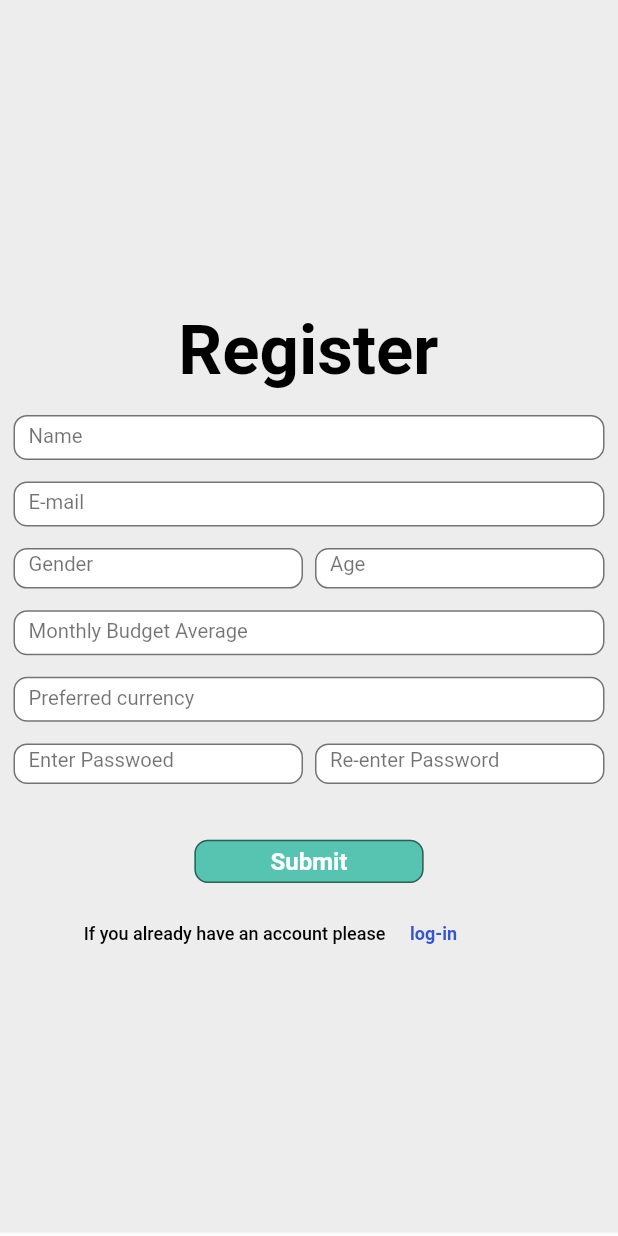
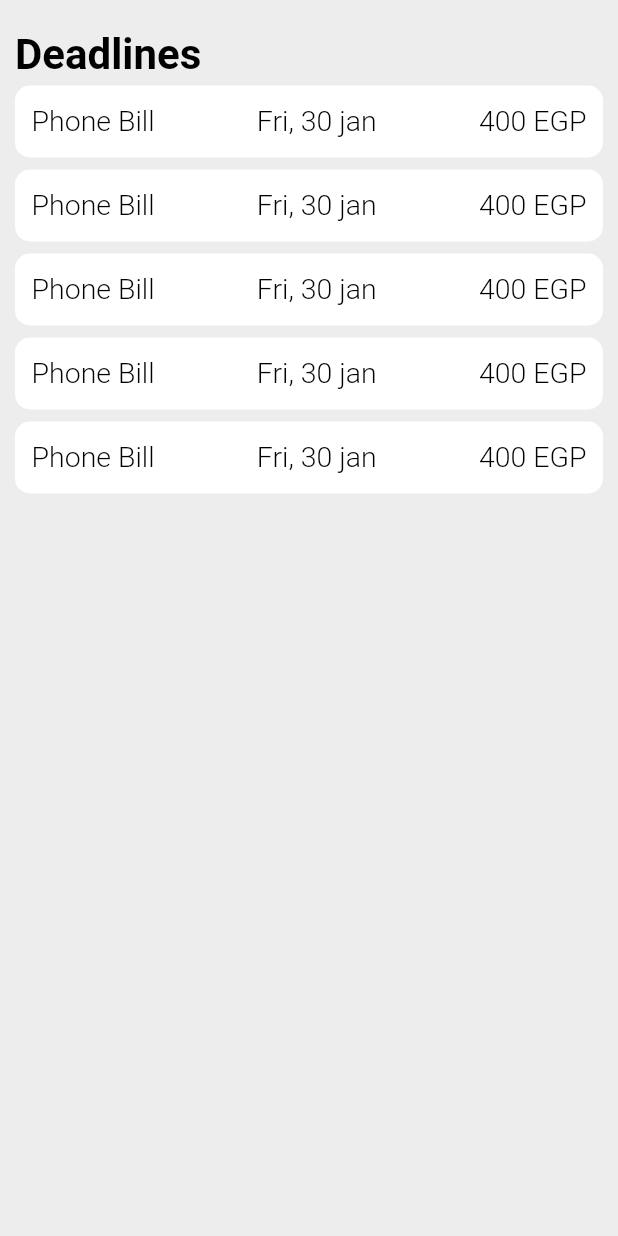
Before and after one commit to GraduationProjectFCI/Budget_Plannner_Mobile, a Flutter app: the screen it shows after launch, on a phone screen of 412 x 824 dp. Run offline on Flutter 3.47's test engine with Material 2 defaults, Android fonts, the phone set to English and light mode, and no system bars.

Commit message:
Add deadlines screen

```diff
--- a/lib/main.dart
+++ b/lib/main.dart
@@ -1,3 +1,4 @@
+import 'package:budget_planner_app/view/screens/deadlines_screen.dart';
 import 'package:budget_planner_app/view/screens/profile_screen.dart';
 import 'package:budget_planner_app/view/screens/register_screen.dart';
 import 'package:flutter/material.dart';
@@ -20,7 +21,7 @@ class MyApp extends StatelessWidget {
       theme: ThemeData(
         primarySwatch: Colors.blue,
       ),
-      home: RegisterScreen(),
+      home: DeadlinesScreen(),
     );
   }
 }
--- /dev/null
+++ b/lib/view/screens/deadlines_screen.dart
@@ -0,0 +1,106 @@
+import 'package:budget_planner_app/constants/appcolor.dart';
+import 'package:flutter/material.dart';
+
+class DeadlinesScreen extends StatelessWidget {
+  const DeadlinesScreen({super.key});
+
+  @override
+  Widget build(BuildContext context) {
+    return Scaffold(
+      backgroundColor: AppColor.backgroundColor,
+      body: SafeArea(
+        child: Container(
+          margin:
+              const EdgeInsets.only(left: 10, right: 10, top: 16, bottom: 16),
+          child: SingleChildScrollView(
+            child: Column(
+              children: [
+                Row(
+                  children: const [
+                    Text(
+                      'Deadlines',
+                      style: TextStyle(
+                        fontSize: 28,
+                        fontWeight: FontWeight.w700,
+                        height: 1.115 * 1.2,
+                        color: Color(0xff000000),
+                      ),
+                    ),
+                  ],
+                ),
+                CustomContainer(
+                    label: 'Phone Bill', date: 'Fri, 30 jan', money: '400'),
+                CustomContainer(
+                    label: 'Phone Bill', date: 'Fri, 30 jan', money: '400'),
+                CustomContainer(
+                    label: 'Phone Bill', date: 'Fri, 30 jan', money: '400'),
+                CustomContainer(
+                    label: 'Phone Bill', date: 'Fri, 30 jan', money: '400'),
+                CustomContainer(
+                    label: 'Phone Bill', date: 'Fri, 30 jan', money: '400'),
+              ],
+            ),
+          ),
+        ),
+      ),
+    );
+  }
+}
+
+class CustomContainer extends StatelessWidget {
+  CustomContainer({
+    required this.label,
+    required this.date,
+    required this.money,
+    super.key,
+  });
+  String label;
+  String date;
+  String money;
+
+  @override
+  Widget build(BuildContext context) {
+    return Container(
+      width: double.infinity,
+      height: 48,
+      margin: const EdgeInsets.symmetric(vertical: 4),
+      padding: const EdgeInsets.fromLTRB(11, 11, 11, 11),
+      decoration: BoxDecoration(
+        color: const Color(0xffffffff),
+        borderRadius: BorderRadius.circular(10),
+      ),
+      child: Row(
+        mainAxisAlignment: MainAxisAlignment.spaceBetween,
+        children: [
+          Text(
+            '${label}',
+            style: const TextStyle(
+              fontSize: 19,
+              fontWeight: FontWeight.w300,
+              height: 1.115,
+              color: Color(0xff000000),
+            ),
+          ),
+          Text(
+            '${date}',
+            style: const TextStyle(
+              fontSize: 19,
+              fontWeight: FontWeight.w300,
+              height: 1.115,
+              color: Color(0xff000000),
+            ),
+          ),
+          Text(
+            '${money} EGP',
+            style: const TextStyle(
+              fontSize: 19,
+              fontWeight: FontWeight.w300,
+              height: 1.115,
+              color: Color(0xff000000),
+            ),
+          ),
+        ],
+      ),
+    );
+  }
+}
```
